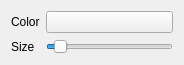
Old version of the form gui/PointOptions.ui in the repository Kitware/TeleSculptor.
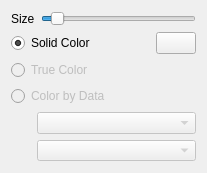
New version of the form. Custom widgets are drawn as their Qt base class.

Commit message:
Add initial support for landmark colors
Modify PointOptions to have color options besides just solid color (for
now, just "true" color; color-by-data is not yet implemented). Modify
WorldView to set "true" colors on landmarks and to use the new features
of PointOptions to permit display of the same.

What changed in the file:
```diff
--- a/gui/PointOptions.ui
+++ b/gui/PointOptions.ui
@@ -6,8 +6,8 @@
    <rect>
     <x>0</x>
     <y>0</y>
-    <width>184</width>
-    <height>59</height>
+    <width>207</width>
+    <height>167</height>
    </rect>
   </property>
   <property name="windowTitle">
@@ -15,31 +15,13 @@
   </property>
   <layout class="QFormLayout" name="formLayout">
    <item row="0" column="0">
-    <widget class="QLabel" name="colorLabel">
-     <property name="text">
-      <string>Color</string>
-     </property>
-    </widget>
-   </item>
-   <item row="0" column="1">
-    <widget class="ActorColorButton" name="color">
-     <property name="color">
-      <color>
-       <red>255</red>
-       <green>255</green>
-       <blue>255</blue>
-      </color>
-     </property>
-    </widget>
-   </item>
-   <item row="1" column="0">
     <widget class="QLabel" name="sizeLabel">
      <property name="text">
       <string>Size</string>
      </property>
     </widget>
    </item>
-   <item row="1" column="1">
+   <item row="0" column="1">
     <widget class="QSlider" name="size">
      <property name="minimum">
       <number>1</number>
@@ -58,6 +40,78 @@
      </property>
     </widget>
    </item>
+   <item row="1" column="0" colspan="2">
+    <layout class="QGridLayout" name="gridLayout" columnstretch="0,1,0">
+     <item row="0" column="0" colspan="2">
+      <widget class="QRadioButton" name="solidColor">
+       <property name="text">
+        <string>Solid Color</string>
+       </property>
+       <property name="checked">
+        <bool>true</bool>
+       </property>
+      </widget>
+     </item>
+     <item row="0" column="2">
+      <widget class="ActorColorButton" name="color">
+       <property name="color">
+        <color>
+         <red>255</red>
+         <green>255</green>
+         <blue>255</blue>
+        </color>
+       </property>
+      </widget>
+     </item>
+     <item row="1" column="0" colspan="2">
+      <widget class="QRadioButton" name="trueColor">
+       <property name="enabled">
+        <bool>false</bool>
+       </property>
+       <property name="text">
+        <string>True Color</string>
+       </property>
+      </widget>
+     </item>
+     <item row="2" column="0" colspan="2">
+      <widget class="QRadioButton" name="dataColor">
+       <property name="enabled">
+        <bool>false</bool>
+       </property>
+       <property name="text">
+        <string>Color by Data</string>
+       </property>
+      </widget>
+     </item>
+     <item row="3" column="0" rowspan="2">
+      <spacer name="horizontalSpacer">
+       <property name="orientation">
+        <enum>Qt::Horizontal</enum>
+       </property>
+       <property name="sizeHint" stdset="0">
+        <size>
+         <width>20</width>
+         <height>48</height>
+        </size>
+       </property>
+      </spacer>
+     </item>
+     <item row="3" column="1" colspan="2">
+      <widget class="QComboBox" name="dataField">
+       <property name="enabled">
+        <bool>false</bool>
+       </property>
+      </widget>
+     </item>
+     <item row="4" column="1" colspan="2">
+      <widget class="QComboBox" name="dataGradient">
+       <property name="enabled">
+        <bool>false</bool>
+       </property>
+      </widget>
+     </item>
+    </layout>
+   </item>
   </layout>
  </widget>
  <customwidgets>
```
Left out of the diff: 51 changed lines with no effect on the pictures. The commit also changes 3 other files.
